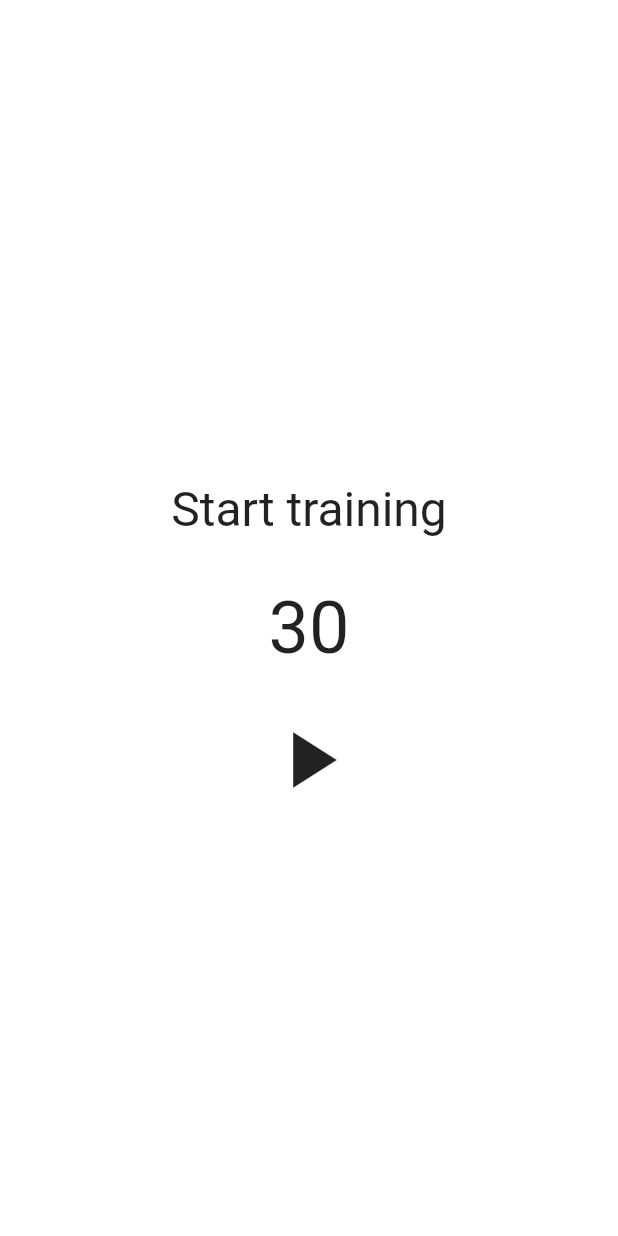
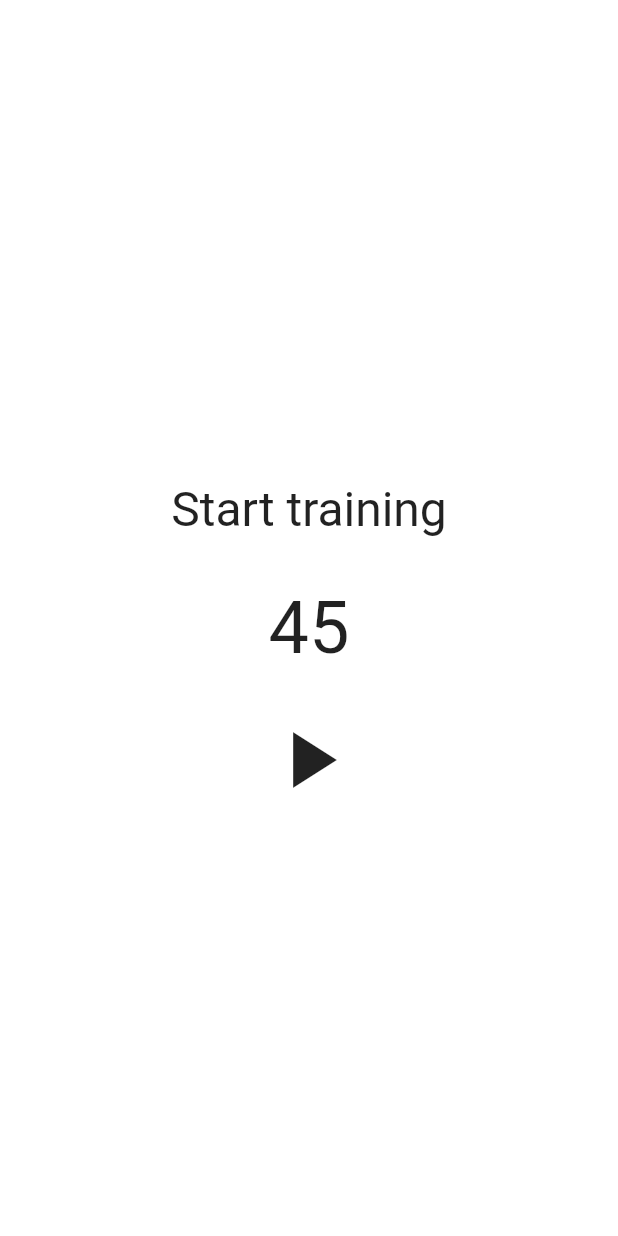
Before and after one commit to pechischev/workout_timer, a Flutter app: the screen it shows after launch, on a phone screen of 412 x 824 dp. Run offline on Flutter 3.47's test engine with Material 2 defaults, Android fonts, the phone set to English and light mode, and no system bars; our stand-ins replace flutter_bloc, freezed_annotation, hydrated_bloc, rxdart; generated files the repository leaves out were written again.

Commit message:
updated settings functional

```diff
--- a/lib/app.dart
+++ b/lib/app.dart
@@ -1,7 +1,7 @@
 import 'package:flutter/material.dart';
 import 'package:flutter_bloc/flutter_bloc.dart';
 
-import 'state/settings/settings.dart';
+import 'state/state.dart';
 import 'pages/training_screen.dart';
 
 class App extends StatelessWidget {
@@ -20,7 +20,7 @@ class _App extends StatelessWidget {
   @override
   Widget build(BuildContext context) {
     return MaterialApp(
-      title: 'My Train Timer',
+      title: 'Workout Timer',
       theme: ThemeData(
         primarySwatch: Colors.blue,
       ),
--- a/lib/pages/training_screen.dart
+++ b/lib/pages/training_screen.dart
@@ -1,7 +1,6 @@
 import 'package:flutter/material.dart';
 import 'package:flutter_bloc/flutter_bloc.dart';
-import 'package:my_train_clock/state/settings/settings.dart';
-import 'package:my_train_clock/state/training/training.dart';
+import 'package:my_train_clock/state/state.dart';
 import 'package:my_train_clock/ui/widgets.dart';
 
 class TrainingScreen extends StatelessWidget {
--- a/lib/state/settings/settings_bloc.dart
+++ b/lib/state/settings/settings_bloc.dart
@@ -1,7 +1,42 @@
+import 'package:freezed_annotation/freezed_annotation.dart';
 import 'package:hydrated_bloc/hydrated_bloc.dart';
 
 import 'settings_data.dart';
 
-class SettingsBloc extends Bloc<dynamic, SettingsData> {
-  SettingsBloc(): super(const SettingsData());
+part 'settings_bloc.freezed.dart';
+
+@freezed
+class SettingsEvent with _$SettingsEvent {
+  const SettingsEvent._();
+
+  @literal
+  const factory SettingsEvent.update({
+    required SettingsData data,
+  }) = _UpdateSettingsEvent;
 }
+
+class SettingsBloc extends HydratedBloc<SettingsEvent, SettingsData> {
+  SettingsBloc() : super(const SettingsData()) {
+    on<_UpdateSettingsEvent>(_update);
+  }
+
+  @override
+  SettingsData? fromJson(Map<String, dynamic> json) {
+    return SettingsData.fromJson(json);
+  }
+
+  @override
+  Map<String, dynamic>? toJson(SettingsData state) {
+    return state.toJson();
+  }
+
+  void _update(_UpdateSettingsEvent event, Emitter<SettingsData> emitter) {
+    final data = event.data;
+    emitter(state.copyWith(
+      countSets: data.countSets,
+      countRounds: data.countRounds,
+      timeRest: data.timeRest,
+      timeWork: data.timeWork,
+    ));
+  }
+}
--- a/lib/state/settings/settings_data.dart
+++ b/lib/state/settings/settings_data.dart
@@ -1,16 +1,20 @@
 import 'package:freezed_annotation/freezed_annotation.dart';
 
 part 'settings_data.freezed.dart';
+
+part 'settings_data.g.dart';
 
 @freezed
 class SettingsData with _$SettingsData {
   const SettingsData._();
 
   const factory SettingsData({
-    @Default(4) int countSets,
-    @Default(5) int countRounds,
-    @Default(Duration(seconds: 10)) Duration timeRest,
-    @Default(Duration(seconds: 30)) Duration timeWork,
+    @Default(5) int countSets,
+    @Default(3) int countRounds,
+    @Default(Duration(seconds: 15)) Duration timeRest,
+    @Default(Duration(seconds: 45)) Duration timeWork,
   }) = _SettingsData;
 
+  factory SettingsData.fromJson(Map<String, Object?> json) =>
+      _$SettingsDataFromJson(json);
 }
--- /dev/null
+++ b/lib/state/state.dart
@@ -0,0 +1,2 @@
+export 'training/training.dart';
+export 'settings/settings.dart';
--- a/lib/state/training/training_bloc.dart
+++ b/lib/state/training/training_bloc.dart
@@ -1,8 +1,8 @@
 import 'package:flutter_bloc/flutter_bloc.dart';
 import 'package:freezed_annotation/freezed_annotation.dart';
-import 'package:my_train_clock/state/settings/settings.dart';
 
-import 'timer.dart';
+import 'package:my_train_clock/state/state.dart';
+import 'package:my_train_clock/helpers/timer.dart';
 
 part 'training_bloc.freezed.dart';
 
--- a/pubspec.yaml
+++ b/pubspec.yaml
@@ -42,6 +42,7 @@ dependencies:
   flutter_bloc: 8.1.2
   freezed: 2.4.1
   freezed_annotation: 2.4.1
+  json_annotation: 4.8.1
 
   # ui
   cupertino_icons: 1.0.2
@@ -61,6 +62,7 @@ dev_dependencies:
   # package. See that file for information about deactivating specific lint
   # rules and activating additional ones.
   flutter_lints: 2.0.0
+  json_serializable: 6.7.1
 
 # For information on the generic Dart part of this file, see the
 # following page: https://dart.dev/tools/pub/pubspec
```
Also changed, not shown: lib/helpers/timer.dart (renamed from lib/state/training/timer.dart), pubspec.lock.
